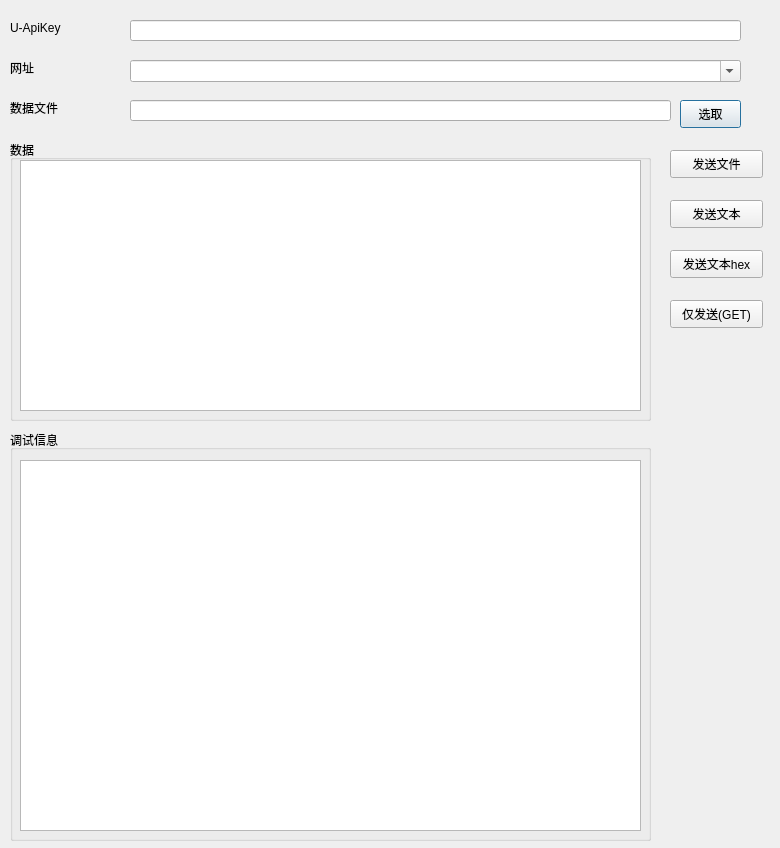
wendal/yeelink_tester, file yeelink_api_test.ui: the form before one commit.
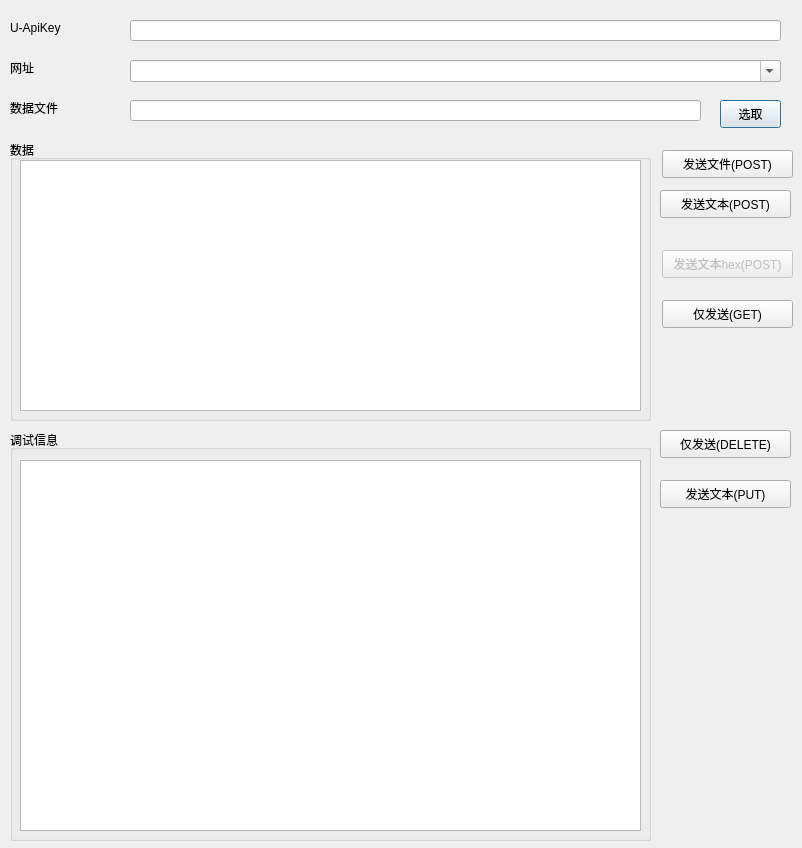
The form after the commit.

Patch:
```diff
--- a/yeelink_api_test.ui
+++ b/yeelink_api_test.ui
@@ -6,7 +6,7 @@
    <rect>
     <x>0</x>
     <y>0</y>
-    <width>780</width>
+    <width>802</width>
     <height>848</height>
    </rect>
   </property>
@@ -31,7 +31,7 @@
     <rect>
      <x>130</x>
      <y>20</y>
-     <width>611</width>
+     <width>651</width>
      <height>21</height>
     </rect>
    </property>
@@ -67,7 +67,7 @@
     <rect>
      <x>130</x>
      <y>100</y>
-     <width>541</width>
+     <width>571</width>
      <height>21</height>
     </rect>
    </property>
@@ -75,7 +75,7 @@
   <widget class="QPushButton" name="ui_button_select_file">
    <property name="geometry">
     <rect>
-     <x>680</x>
+     <x>720</x>
      <y>100</y>
      <width>61</width>
      <height>28</height>
@@ -111,48 +111,54 @@
   <widget class="QPushButton" name="ui_button_send_file">
    <property name="geometry">
     <rect>
-     <x>670</x>
+     <x>662</x>
      <y>150</y>
-     <width>93</width>
+     <width>131</width>
      <height>28</height>
     </rect>
    </property>
    <property name="text">
-    <string>发送文件</string>
+    <string>发送文件(POST)</string>
    </property>
   </widget>
   <widget class="QPushButton" name="ui_button_send_text">
    <property name="geometry">
     <rect>
-     <x>670</x>
-     <y>200</y>
-     <width>93</width>
+     <x>660</x>
+     <y>190</y>
+     <width>131</width>
      <height>28</height>
     </rect>
    </property>
    <property name="text">
-    <string>发送文本</string>
+    <string>发送文本(POST)</string>
    </property>
   </widget>
   <widget class="QPushButton" name="ui_button_send_text_hex">
+   <property name="enabled">
+    <bool>false</bool>
+   </property>
    <property name="geometry">
     <rect>
-     <x>670</x>
+     <x>662</x>
      <y>250</y>
-     <width>93</width>
+     <width>131</width>
      <height>28</height>
     </rect>
    </property>
    <property name="text">
-    <string>发送文本hex</string>
+    <string>发送文本hex(POST)</string>
+   </property>
+   <property name="checkable">
+    <bool>false</bool>
    </property>
   </widget>
   <widget class="QPushButton" name="ui_button_send">
    <property name="geometry">
     <rect>
-     <x>670</x>
+     <x>662</x>
      <y>300</y>
-     <width>93</width>
+     <width>131</width>
      <height>28</height>
     </rect>
    </property>
@@ -188,7 +194,7 @@
     <rect>
      <x>130</x>
      <y>60</y>
-     <width>611</width>
+     <width>651</width>
      <height>22</height>
     </rect>
    </property>
@@ -196,6 +202,32 @@
     <bool>true</bool>
    </property>
   </widget>
+  <widget class="QPushButton" name="ui_button_send_delete">
+   <property name="geometry">
+    <rect>
+     <x>660</x>
+     <y>430</y>
+     <width>131</width>
+     <height>28</height>
+    </rect>
+   </property>
+   <property name="text">
+    <string>仅发送(DELETE)</string>
+   </property>
+  </widget>
+  <widget class="QPushButton" name="ui_button_send_text_put">
+   <property name="geometry">
+    <rect>
+     <x>660</x>
+     <y>480</y>
+     <width>131</width>
+     <height>28</height>
+    </rect>
+   </property>
+   <property name="text">
+    <string>发送文本(PUT)</string>
+   </property>
+  </widget>
  </widget>
  <resources/>
  <connections/>
```
Left out of the diff: 2 changed lines with no effect on the pictures.
